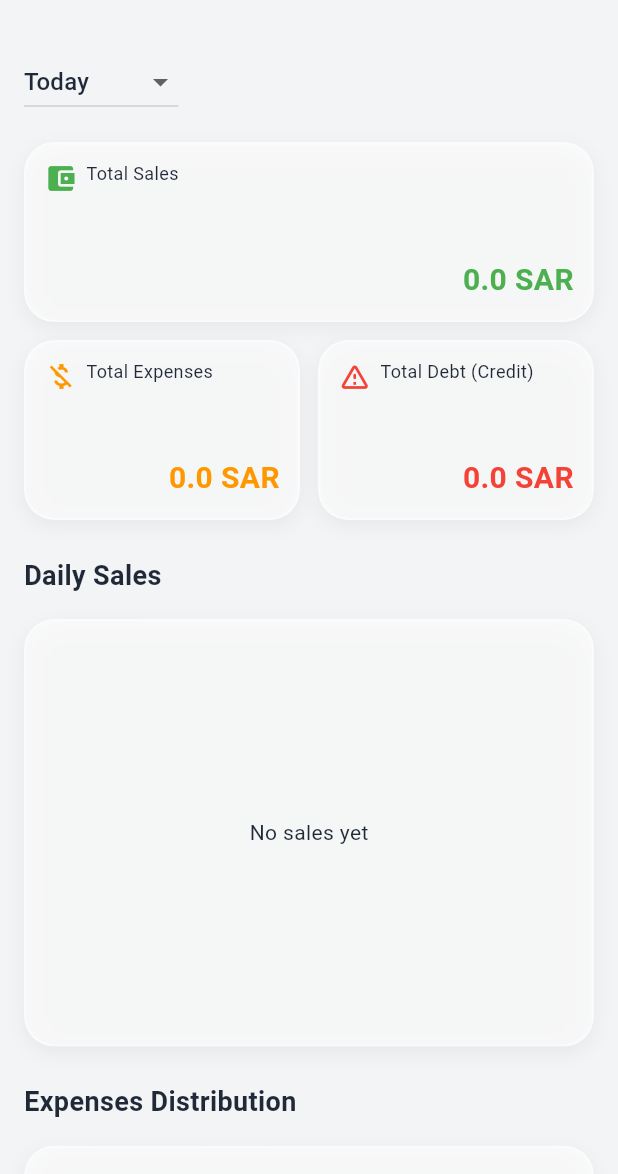
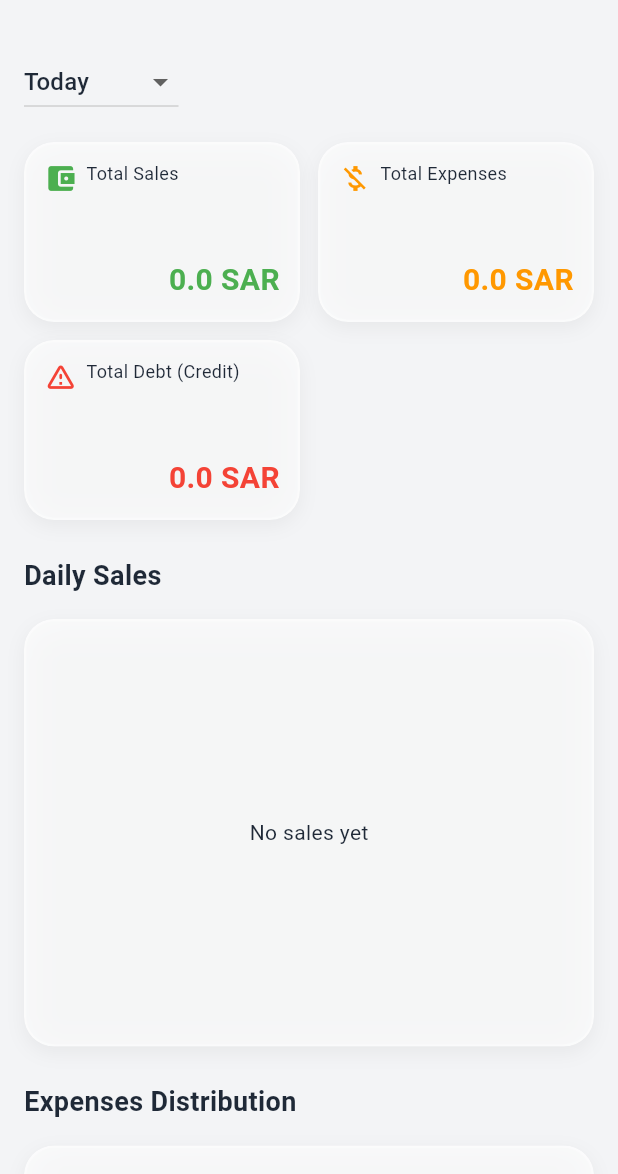
Before and after one commit to mahmoud1xxxx1-bit/tajer, a Flutter app: the ReportsScreen screen opened directly, on a phone screen of 412 x 824 dp, the part 62-1236 px from its top. Run offline on Flutter 3.47's test engine with Material 3 defaults, Android fonts, the phone set to English and light mode, and no system bars; our stand-ins replace cloud_firestore, device_info_plus, file_picker, firebase_auth, firebase_core, fl_chart and 12 more; missing offline and left inert: esc_pos_utils_plus, excel, mobile_scanner, ntp, print_bluetooth_thermal, purchases_flutter and 1 more; accounts and stored records are empty; generated files the repository leaves out were written again; Roboto replaces fonts that are missing (Tajawal); project files that could hold a hidden picture were left out.

Commit message:
UI: Refactor Reports layout to 2-column Wrap to completely eliminate text truncation

```diff
--- a/lib/features/reports/presentation/reports_screen.dart
+++ b/lib/features/reports/presentation/reports_screen.dart
@@ -183,9 +183,15 @@ class _ReportsScreenState extends ConsumerState<ReportsScreen> {
             SizedBox(height: 16),
 
             // Summary Cards
-            Row(
+            LayoutBuilder(
+              builder: (context, constraints) {
+                final cardWidth = (constraints.maxWidth - 12) / 2;
+                return Wrap(
+                  spacing: 12,
+                  runSpacing: 12,
                   children: [
-                Expanded(
+                    SizedBox(
+                      width: cardWidth,
                       child: _SummaryCard(
                         title: AppLocalizations.of(context)!.text105,
                         value: '${reportsService.totalRevenue} ${currentCurrency.code}',
@@ -193,9 +199,9 @@ class _ReportsScreenState extends ConsumerState<ReportsScreen> {
                         color: Colors.green,
                       ),
                     ),
-                if (canViewCost) ...[
-                  SizedBox(width: 12),
-                  Expanded(
+                    if (canViewCost)
+                      SizedBox(
+                        width: cardWidth,
                         child: _SummaryCard(
                           title: AppLocalizations.of(context)!.text106,
                           value: '${reportsService.netProfit} ${currentCurrency.code}',
@@ -203,13 +209,8 @@ class _ReportsScreenState extends ConsumerState<ReportsScreen> {
                           color: Colors.blue,
                         ),
                       ),
-                ],
-              ],
-            ),
-            SizedBox(height: 12),
-            Row(
-              children: [
-                Expanded(
+                    SizedBox(
+                      width: cardWidth,
                       child: _SummaryCard(
                         title: AppLocalizations.of(context)!.text66,
                         value: '${reportsService.totalExpenses} ${currentCurrency.code}',
@@ -217,9 +218,9 @@ class _ReportsScreenState extends ConsumerState<ReportsScreen> {
                         color: Colors.orange,
                       ),
                     ),
-                if (canViewCost) ...[
-                  SizedBox(width: 12),
-                  Expanded(
+                    if (canViewCost)
+                      SizedBox(
+                        width: cardWidth,
                         child: _SummaryCard(
                           title: isAr ? 'تكلفة البضاعة المباعة (COGS)' : 'Cost of Goods Sold (COGS)',
                           value: '${reportsService.totalCOGS} ${currentCurrency.code}',
@@ -227,9 +228,8 @@ class _ReportsScreenState extends ConsumerState<ReportsScreen> {
                           color: Colors.brown,
                         ),
                       ),
-                ],
-                SizedBox(width: 12),
-                Expanded(
+                    SizedBox(
+                      width: cardWidth,
                       child: _SummaryCard(
                         title: AppLocalizations.of(context)!.text107,
                         value: '${reportsService.totalDebt} ${currentCurrency.code}',
@@ -238,6 +238,8 @@ class _ReportsScreenState extends ConsumerState<ReportsScreen> {
                       ),
                     ),
                   ],
+                );
+              },
             ),
             SizedBox(height: 24),
 
@@ -478,8 +480,8 @@ class _SummaryCard extends StatelessWidget {
                   child: Text(
                     title,
                     style: TextStyle(fontSize: 12, fontFamily: 'Tajawal', height: 1.3),
-                    maxLines: 2,
-                    overflow: TextOverflow.ellipsis,
+                    maxLines: 3,
+                    overflow: TextOverflow.visible,
                   ),
                 ),
               ],
--- a/pubspec.yaml
+++ b/pubspec.yaml
@@ -1,7 +1,7 @@
 name: tajer
 description: "Tajer - Merchant Inventory and Order Management System"
 publish_to: 'none'
-version: 1.0.72+72
+version: 1.0.73+73
 environment:
   sdk: '>=3.2.0 <4.0.0'
 
```
Lines whose indentation alone changed are shown as unchanged.
